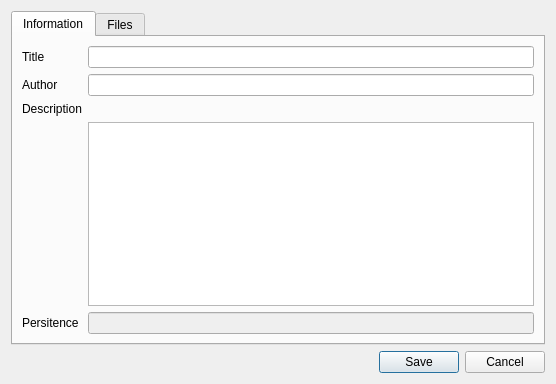
Above: ui/designer/properties.ui from arielvb/collector before the change. Below: the same form after it.
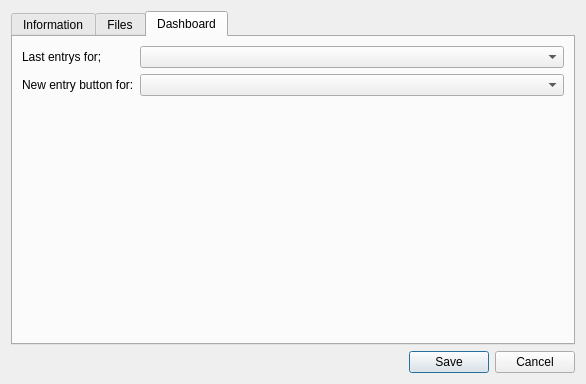
That is the form after the change. The open tabs and pages were chosen to show the change.

Commit message: Added dashboard tab to the collection properties view

```diff
--- a/ui/designer/properties.ui
+++ b/ui/designer/properties.ui
@@ -6,7 +6,7 @@
    <rect>
     <x>0</x>
     <y>0</y>
-    <width>478</width>
+    <width>586</width>
     <height>384</height>
    </rect>
   </property>
@@ -145,6 +145,33 @@
        </item>
       </layout>
      </widget>
+     <widget class="QWidget" name="dashboard">
+      <attribute name="title">
+       <string>Dashboard</string>
+      </attribute>
+      <layout class="QFormLayout" name="formLayout">
+       <item row="0" column="0">
+        <widget class="QLabel" name="label_2">
+         <property name="text">
+          <string>Last entrys for;</string>
+         </property>
+        </widget>
+       </item>
+       <item row="0" column="1">
+        <widget class="QComboBox" name="last_entry_combo"/>
+       </item>
+       <item row="1" column="0">
+        <widget class="QLabel" name="label_3">
+         <property name="text">
+          <string>New entry button for:</string>
+         </property>
+        </widget>
+       </item>
+       <item row="1" column="1">
+        <widget class="QComboBox" name="new_entry_combo"/>
+       </item>
+      </layout>
+     </widget>
     </widget>
    </item>
    <item>
```
The commit also changes 2 other files.
